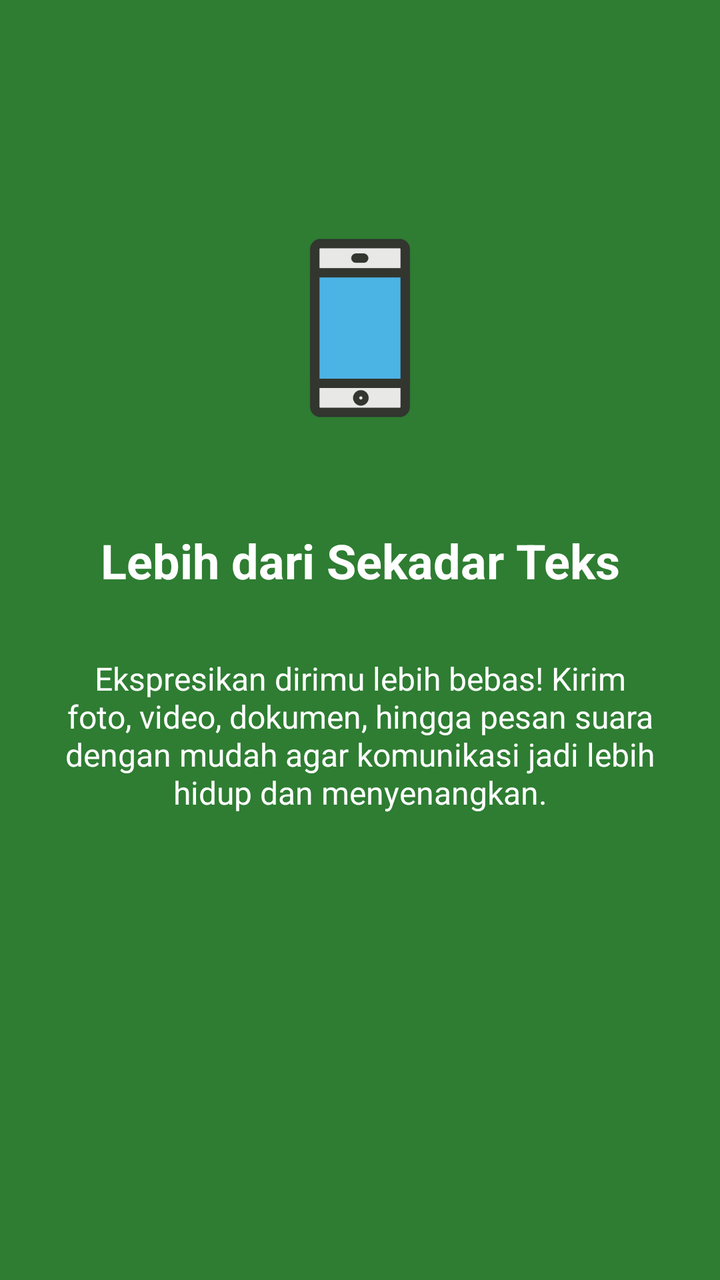
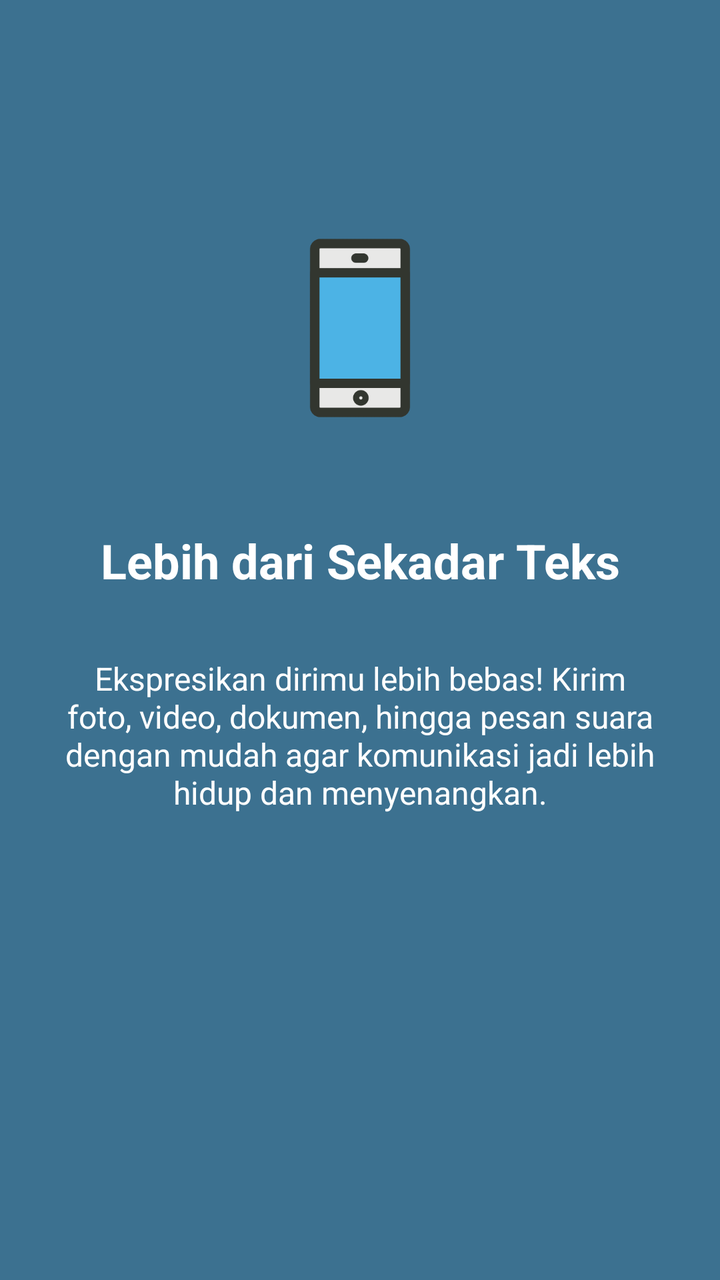

Compare the two renders of this Android layout. The source of the first and the diff that turns it into the second are given below.
<!-- AndroidManifest.xml: application theme Theme.SuciApps -->
<!-- res/layout/fragment_tutorial1.xml -->
<?xml version="1.0" encoding="utf-8"?>
<androidx.constraintlayout.widget.ConstraintLayout
    xmlns:android="http://schemas.android.com/apk/res/android"
    xmlns:app="http://schemas.android.com/apk/res-auto"
    xmlns:tools="http://schemas.android.com/tools"
    android:layout_width="match_parent"
    android:layout_height="match_parent"
    android:background="#2E7D32"
    android:padding="24dp"
    tools:context=".Message.tutorial.Tutorial1Fragment">

    <ImageView
        android:id="@+id/iv_tutorial_icon"
        android:layout_width="120dp"
        android:layout_height="120dp"
        android:layout_marginTop="80dp"
        android:src="@drawable/hp"
        app:layout_constraintEnd_toEndOf="parent"
        app:layout_constraintStart_toStartOf="parent"
        app:layout_constraintTop_toTopOf="parent"
        tools:ignore="ContentDescription" />

    <TextView
        android:id="@+id/tv_tutorial_title"
        android:layout_width="0dp"
        android:layout_height="wrap_content"
        android:layout_marginTop="40dp"
        android:gravity="center"
        android:text="Lebih dari Sekadar Teks"
        android:textColor="@android:color/white"
        android:textSize="24sp"
        android:textStyle="bold"
        app:layout_constraintEnd_toEndOf="parent"
        app:layout_constraintStart_toStartOf="parent"
        app:layout_constraintTop_toBottomOf="@id/iv_tutorial_icon" />

    <TextView
        android:id="@+id/tv_tutorial_description"
        android:layout_width="0dp"
        android:layout_height="wrap_content"
        android:layout_marginTop="32dp"
        android:gravity="center"
        android:text="Ekspresikan dirimu lebih bebas! Kirim foto, video, dokumen, hingga pesan suara dengan mudah agar komunikasi jadi lebih hidup dan menyenangkan."
        android:textColor="@android:color/white"
        android:textSize="16sp"
        app:layout_constraintEnd_toEndOf="parent"
        app:layout_constraintStart_toStartOf="parent"
        app:layout_constraintTop_toBottomOf="@id/tv_tutorial_title" />

</androidx.constraintlayout.widget.ConstraintLayout>
<!-- resources referenced by this layout -->
<resources>
  <!-- drawable hp: png bitmap (drawable, 5199 bytes) -->
  <style name="Theme.SuciApps" parent="Base.Theme.SuciApps" />
  <style name="Base.Theme.SuciApps" parent="Theme.Material3.DayNight.NoActionBar">
          
          
      </style>
</resources>

<!-- the commit's change to res/layout/fragment_tutorial1.xml (unified diff, before → after) -->
@@ -5,7 +5,7 @@
     xmlns:tools="http://schemas.android.com/tools"
     android:layout_width="match_parent"
     android:layout_height="match_parent"
-    android:background="#2E7D32"
+    android:background="#3C7190"
     android:padding="24dp"
     tools:context=".Message.tutorial.Tutorial1Fragment">
 
